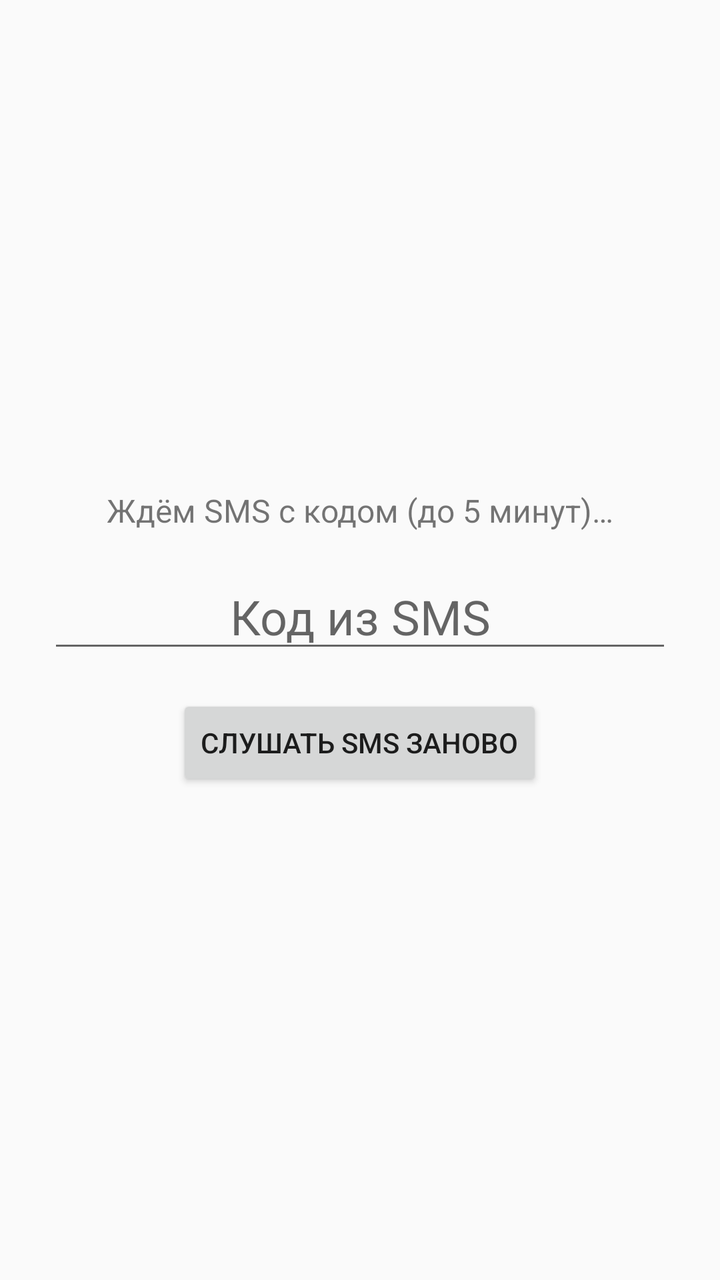
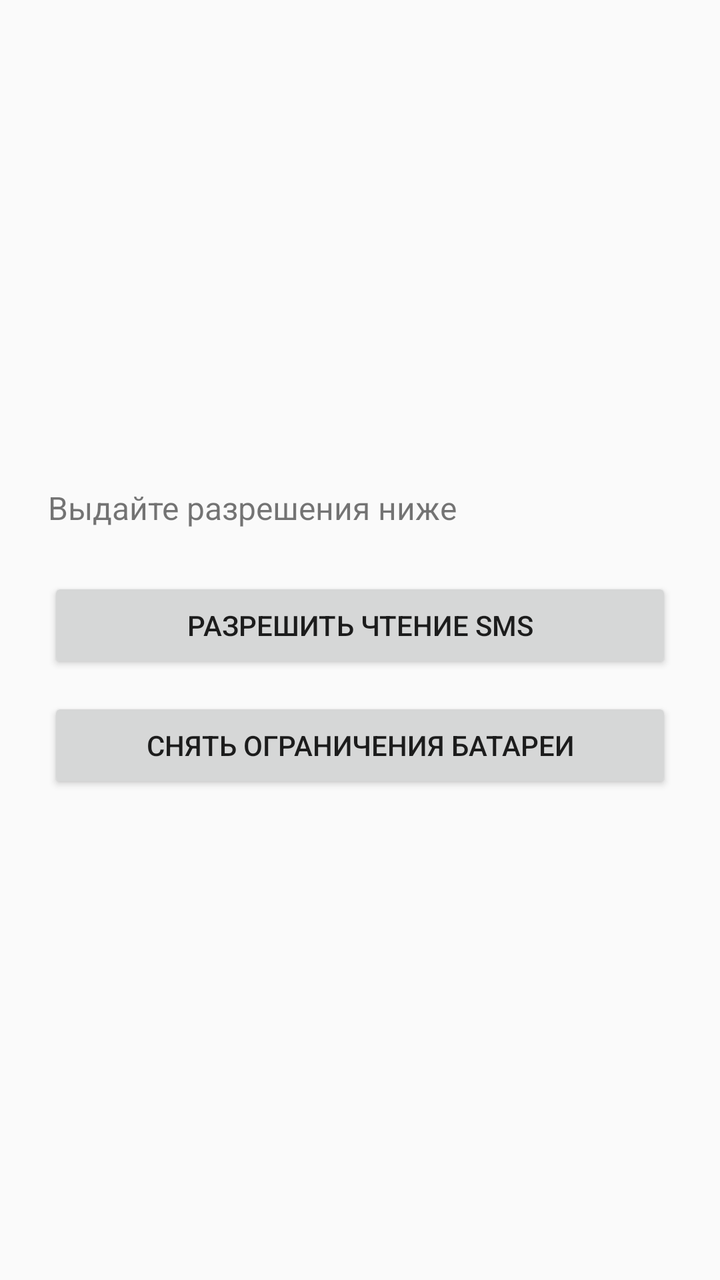

Compare the two renders of this Android layout. The source of the first and the diff that turns it into the second are given below.
<!-- AndroidManifest.xml: application theme Theme.AppCompat.Light.DarkActionBar -->
<!-- res/layout/activity_main.xml -->
<?xml version="1.0" encoding="utf-8"?>
<LinearLayout xmlns:android="http://schemas.android.com/apk/res/android"
    android:layout_width="match_parent"
    android:layout_height="match_parent"
    android:orientation="vertical"
    android:padding="24dp"
    android:gravity="center">

    <TextView
        android:id="@+id/statusText"
        android:layout_width="wrap_content"
        android:layout_height="wrap_content"
        android:textSize="16sp"
        android:layout_marginBottom="16dp"
        android:text="Ждём SMS с кодом (до 5 минут)…" />

    <EditText
        android:id="@+id/codeEditText"
        android:layout_width="match_parent"
        android:layout_height="wrap_content"
        android:hint="Код из SMS"
        android:inputType="number"
        android:textAlignment="center"
        android:textSize="24sp" />

    <Button
        android:id="@+id/retryButton"
        android:layout_width="wrap_content"
        android:layout_height="wrap_content"
        android:layout_marginTop="16dp"
        android:text="Слушать SMS заново" />

</LinearLayout>
<!-- resources referenced by this layout -->
<resources>

</resources>

<!-- the commit's change to res/layout/activity_main.xml (unified diff, before → after) -->
@@ -8,26 +8,23 @@
 
     <TextView
         android:id="@+id/statusText"
-        android:layout_width="wrap_content"
+        android:layout_width="match_parent"
         android:layout_height="wrap_content"
         android:textSize="16sp"
-        android:layout_marginBottom="16dp"
-        android:text="Ждём SMS с кодом (до 5 минут)…" />
+        android:layout_marginBottom="24dp"
+        android:text="Выдайте разрешения ниже" />
 
-    <EditText
-        android:id="@+id/codeEditText"
+    <Button
+        android:id="@+id/grantSmsButton"
         android:layout_width="match_parent"
         android:layout_height="wrap_content"
-        android:hint="Код из SMS"
-        android:inputType="number"
-        android:textAlignment="center"
-        android:textSize="24sp" />
+        android:layout_marginBottom="12dp"
+        android:text="Разрешить чтение SMS" />
 
     <Button
-        android:id="@+id/retryButton"
-        android:layout_width="wrap_content"
+        android:id="@+id/grantBatteryButton"
+        android:layout_width="match_parent"
         android:layout_height="wrap_content"
-        android:layout_marginTop="16dp"
-        android:text="Слушать SMS заново" />
+        android:text="Снять ограничения батареи" />
 
 </LinearLayout>
